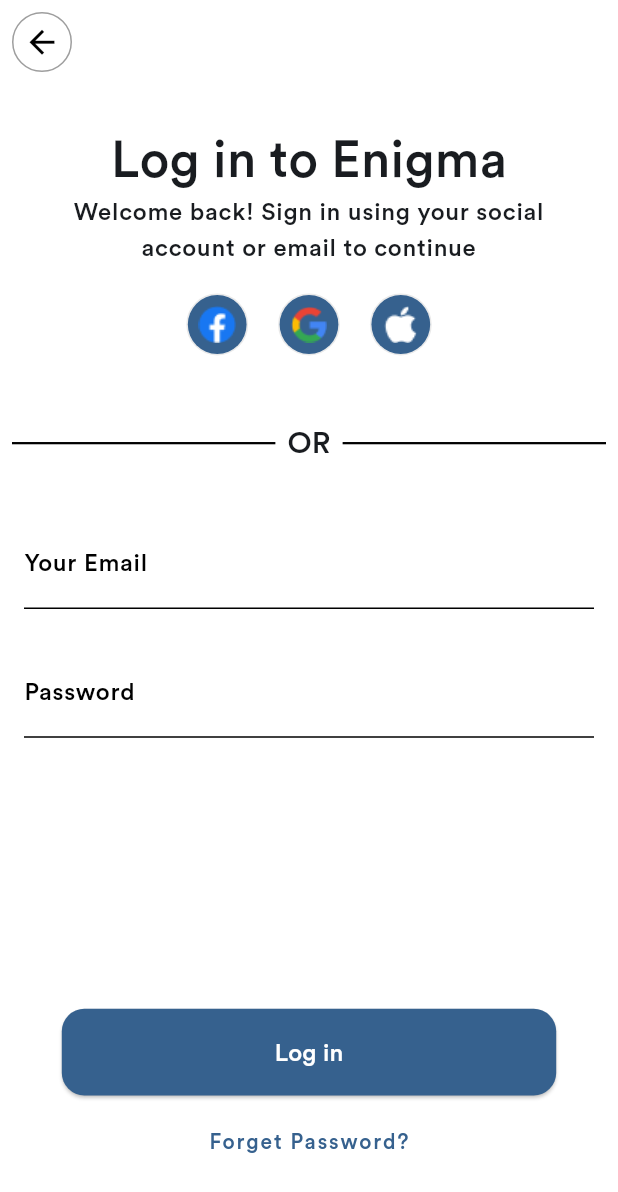
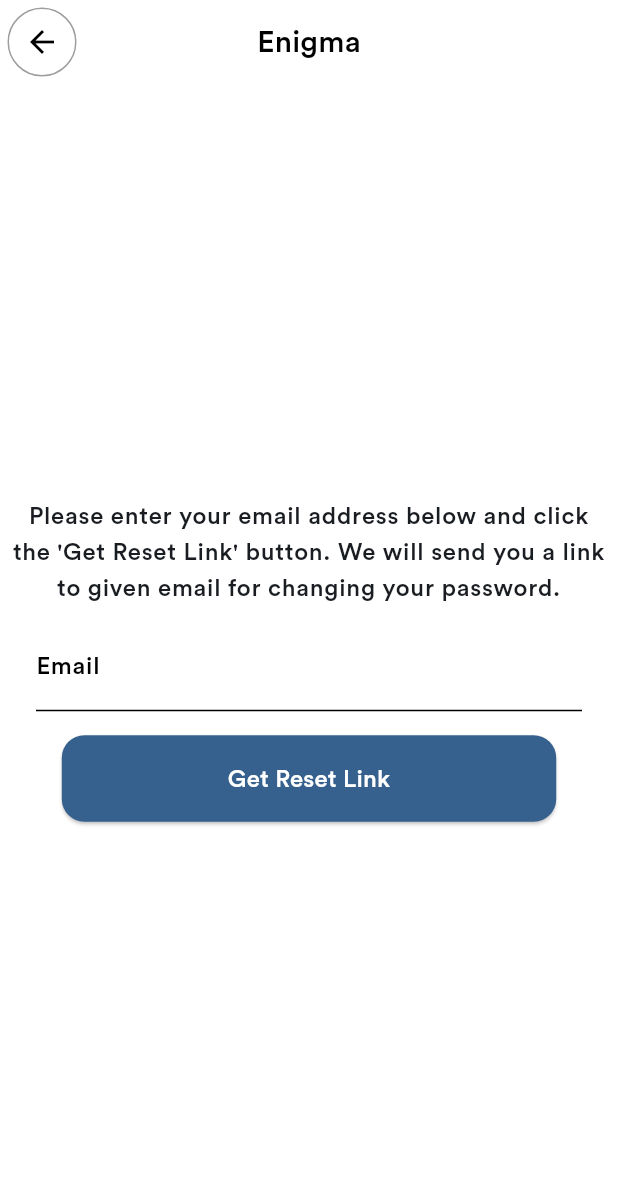
Before and after one commit to farhan-hasan/enigma, a Flutter app: the LoginScreen screen opened by its route, after a tap on "Forget Password?", on a phone screen of 412 x 824 dp. Shown: the top 1192 px of the screen. Run offline on Flutter 3.47's test engine with Material 3 defaults, Android fonts, the phone set to English and light mode, and no system bars; our stand-ins replace audioplayers, barcode_widget, bot_toast, cached_network_image, cloud_firestore, dartz and 16 more; missing offline and left inert: agora_rtc_engine, agora_uikit, flutter_barcode_scanner, flutter_callkit_incoming, google_mlkit_text_recognition, nfc_manager and 2 more; accounts and stored records are empty; project files that could hold a hidden picture were left out.

Commit message:
Local Notification, Forget Password Added, Chat room logic issue solved

```diff
--- a/lib/src/core/app/app.dart
+++ b/lib/src/core/app/app.dart
@@ -4,10 +4,10 @@ import 'package:enigma/src/core/styles/theme/app_theme.dart';
 import 'package:enigma/src/core/utils/logger/logger.dart';
 import 'package:flutter/material.dart';
 import 'package:flutter_riverpod/flutter_riverpod.dart';
+import 'package:go_router/go_router.dart';
 
 class App extends ConsumerStatefulWidget {
   const App({super.key});
-
   @override
   ConsumerState<App> createState() => _AppState();
 }
--- a/lib/src/core/network/remote/firebase/document_finder.dart
+++ b/lib/src/core/network/remote/firebase/document_finder.dart
@@ -13,7 +13,7 @@ class DocumentFinder {
     // debug(ref.docs.length);
     for (QueryDocumentSnapshot doc in ref.docs) {
       // debug(doc.id);
-      // if (doc.id == roomID) return true;
+      if (doc.id == roomID) return true;
     }
     return false;
   }
--- a/lib/src/core/notification/local_notification/local_notification_handler.dart
+++ b/lib/src/core/notification/local_notification/local_notification_handler.dart
@@ -31,7 +31,7 @@ class LocalNotificationHandler {
     }
   }
 
-  static showLocalNotification(String title, String body) {
+  static showLocalNotification({required String title, required String body}) {
     const AndroidNotificationDetails androidNotificationDetails =
         AndroidNotificationDetails('your channel id', 'your channel name',
             channelDescription: 'your channel description',
--- a/lib/src/core/notification/push_notification/push_notification_handler.dart
+++ b/lib/src/core/notification/push_notification/push_notification_handler.dart
@@ -1,6 +1,7 @@
 import 'dart:convert';
 
 import 'package:enigma/src/core/notification/local_notification/local_notification_handler.dart';
+import 'package:enigma/src/core/utils/logger/logger.dart';
 import 'package:enigma/src/features/voice_call/data/model/call_model.dart';
 import 'package:enigma/src/shared/data/model/push_body_model/push_body_model.dart';
 import 'package:firebase_core/firebase_core.dart';
@@ -45,8 +46,11 @@ class PushNotificationHandler {
 
     FirebaseMessaging.onMessage.listen((RemoteMessage message) {
       // // push notification while in foreground
+      debug(message.data);
       LocalNotificationHandler.showLocalNotification(
-          "Push notification", "This is description");
+        title: message.data['title'],
+        body: message.data['body'],
+      );
     });
     FirebaseMessaging.onMessageOpenedApp.listen(handleMessage);
   }
--- a/lib/src/core/router/router.dart
+++ b/lib/src/core/router/router.dart
@@ -3,6 +3,7 @@ import 'dart:io';
 import 'package:bot_toast/bot_toast.dart';
 import 'package:enigma/src/core/utils/logger/logger.dart';
 import 'package:enigma/src/features/auth/presentation/auth_screen/view/auth_screen.dart';
+import 'package:enigma/src/features/auth/presentation/forget_password/view/forgot_password_screen.dart';
 import 'package:enigma/src/features/auth/presentation/login/view/login_screen.dart';
 import 'package:enigma/src/features/auth/presentation/signup/view/signup_screen.dart';
 import 'package:enigma/src/features/chat/presentation/view/chat_screen.dart';
@@ -111,6 +112,12 @@ final goRouterProvider = Provider(
           },
         ),
         GoRoute(
+          path: ForgotPasswordScreen.route,
+          builder: (context, state) {
+            return ForgotPasswordScreen();
+          },
+        ),
+        GoRoute(
           path: ChatScreen.route,
           builder: (context, state) {
             // debug("path parameter : ${state.pathParameters}");
--- a/lib/src/core/utils/validators/validator.dart
+++ b/lib/src/core/utils/validators/validator.dart
@@ -2,7 +2,7 @@ class Validators {
   static final emailRegex =
       RegExp(r'^[a-zA-Z0-9._%+-]+@[a-zA-Z0-9.-]+\.[a-zA-Z]{2,}$');
   static final passwordRegex =
-      RegExp(r'^(?=.*[a-z])(?=.*[A-Z])[a-zA-Z0-9]{6,}$');
+      RegExp(r'^(?=.*[a-z])(?=.*[A-Z])(?=.*[0-9])[a-zA-Z0-9~@#$%^&*()_+:"|}{<>?|/]{6,}$');
 
   static String? emailValidator(String? email) {
     if (email!.isEmpty) {
--- a/lib/src/features/auth/data/data_source/remote/auth_remote_data_source.dart
+++ b/lib/src/features/auth/data/data_source/remote/auth_remote_data_source.dart
@@ -182,7 +182,7 @@ class AuthRemoteDataSource {
       {required String email}) async {
     try {
       await FirebaseHandler.auth.sendPasswordResetEmail(email: email);
-      return Right(Success(message: 'Password reset email sent successfully.'));
+      return Right(Success(message: 'Password reset email sent successfully to $email.'));
     } on FirebaseAuthException catch (e) {
       switch (e.code) {
         case 'invalid-email':
--- a/lib/src/features/auth/presentation/components/custom_form_field.dart
+++ b/lib/src/features/auth/presentation/components/custom_form_field.dart
@@ -8,12 +8,15 @@ class CustomFormField extends StatelessWidget {
     required this.labelText,
     required this.validator,
     this.obscureText = false,
+    this.helperText,
   });
 
   final TextEditingController controller;
   final String labelText;
   final bool obscureText;
   final FormFieldValidator<String> validator;
+  final String? helperText;
+
 
   @override
   Widget build(BuildContext context) {
@@ -25,6 +28,8 @@ class CustomFormField extends StatelessWidget {
           controller: controller,
           decoration: InputDecoration(
             labelText: labelText,
+            helperText: helperText,
+            // prefixIcon: IconButton(onPressed: onPressed, icon: icon),
             contentPadding: const EdgeInsets.symmetric(vertical: 10),
           ),
           obscureText: obscureText,
--- /dev/null
+++ b/lib/src/features/auth/presentation/forget_password/view/forgot_password_screen.dart
@@ -0,0 +1,75 @@
+import 'package:enigma/src/core/notification/push_notification/push_notification_handler.dart';
+import 'package:enigma/src/core/utils/validators/validator.dart';
+import 'package:enigma/src/features/auth/presentation/components/custom_elevated_button.dart';
+import 'package:enigma/src/features/auth/presentation/components/custom_form_field.dart';
+import 'package:enigma/src/features/auth/presentation/forget_password/view_model/forgot_password_controller.dart';
+import 'package:enigma/src/shared/widgets/shared_appbar.dart';
+import 'package:flutter/material.dart';
+import 'package:flutter_riverpod/flutter_riverpod.dart';
+import 'package:go_router/go_router.dart';
+
+class ForgotPasswordScreen extends ConsumerWidget {
+  ForgotPasswordScreen({super.key});
+
+  static String route = "/forget_password";
+
+  static get setRoute => "/forget_password";
+
+  final _formKey = GlobalKey<FormState>();
+
+  @override
+  Widget build(BuildContext context, WidgetRef ref) {
+    TextEditingController emailController = TextEditingController();
+    return Scaffold(
+      appBar: SharedAppbar(
+        title: Text("Enigma"),
+        leadingWidget: InkWell(
+          onTap: () => context.pop(),
+          child: Container(
+            margin: const EdgeInsets.symmetric(horizontal: 5),
+            decoration: BoxDecoration(
+              border: Border.all(color: Colors.grey),
+              shape: BoxShape.circle,
+            ),
+            child: const Icon(Icons.arrow_back),
+          ),
+        ),
+      ),
+      body: Padding(
+        padding: const EdgeInsets.all(8.0),
+        child: Form(
+          key: _formKey,
+          child: Column(
+            mainAxisAlignment: MainAxisAlignment.center,
+            children: [
+              Text(
+                "Please enter your email address below and click "
+                "the 'Get Reset Link' button. We will send you a "
+                "link to given email for changing your password.",
+                style: Theme.of(context).textTheme.bodyLarge,
+                textAlign: TextAlign.center,
+              ),
+              CustomFormField(
+                controller: emailController,
+                labelText: "Email",
+                validator: Validators.emailValidator,
+              ),
+              CustomElevatedButton(
+                buttonName: "Get Reset Link",
+                onPressed: () {
+                  if (_formKey.currentState!.validate()) {
+                    ref
+                        .read(forgotPasswordProvider.notifier)
+                        .sendPasswordResetEmail(
+                          email: emailController.text.trim(),
+                        );
+                  }
+                },
+              )
+            ],
+          ),
+        ),
+      ),
+    );
+  }
+}
--- /dev/null
+++ b/lib/src/features/auth/presentation/forget_password/view_model/forgot_password_controller.dart
@@ -0,0 +1,32 @@
+import 'package:bot_toast/bot_toast.dart';
+import 'package:dartz/dartz.dart';
+import 'package:enigma/src/core/network/responses/failure_response.dart';
+import 'package:enigma/src/core/network/responses/success_response.dart';
+import 'package:enigma/src/features/auth/domain/usecases/forgot_password_usecase.dart';
+import 'package:enigma/src/features/auth/presentation/forget_password/view_model/forgot_password_generic.dart';
+import 'package:enigma/src/shared/dependency_injection/dependency_injection.dart';
+import 'package:flutter_riverpod/flutter_riverpod.dart';
+
+final forgotPasswordProvider =
+    StateNotifierProvider<ForgotPasswordController, ForgotPasswordGeneric>(
+  (ref) => ForgotPasswordController(ref),
+);
+
+class ForgotPasswordController extends StateNotifier<ForgotPasswordGeneric> {
+  ForgotPasswordController(this.ref) : super(ForgotPasswordGeneric());
+  Ref ref;
+
+  ForgotPasswordUseCase forgotPasswordUseCase = sl.get<ForgotPasswordUseCase>();
+
+  void sendPasswordResetEmail({required String email}) async {
+    Either<Failure, Success> response = await forgotPasswordUseCase.call(email);
+    response.fold(
+      (left) {
+        return BotToast.showText(text: left.message);
+      },
+      (right) {
+        return BotToast.showText(text: right.message);
+      },
+    );
+  }
+}
--- /dev/null
+++ b/lib/src/features/auth/presentation/forget_password/view_model/forgot_password_generic.dart
@@ -0,0 +1 @@
+class ForgotPasswordGeneric{}
--- a/lib/src/features/auth/presentation/login/view/login_screen.dart
+++ b/lib/src/features/auth/presentation/login/view/login_screen.dart
@@ -1,4 +1,5 @@
 import 'package:enigma/src/core/database/local/shared_preference/shared_preference_manager.dart';
+import 'package:enigma/src/core/notification/push_notification/push_notification_handler.dart';
 import 'package:enigma/src/core/router/router.dart';
 import 'package:enigma/src/core/utils/constants/icons_path.dart';
 import 'package:enigma/src/core/utils/extension/context_extension.dart';
@@ -7,11 +8,13 @@ import 'package:enigma/src/features/auth/presentation/components/custom_elevated
 import 'package:enigma/src/features/auth/presentation/components/custom_form_field.dart';
 import 'package:enigma/src/features/auth/presentation/components/or_widget.dart';
 import 'package:enigma/src/features/auth/presentation/components/social_media_icon_button.dart';
+import 'package:enigma/src/features/auth/presentation/forget_password/view/forgot_password_screen.dart';
 import 'package:enigma/src/features/auth/presentation/login/view_model/login_controller.dart';
 import 'package:enigma/src/shared/dependency_injection/dependency_injection.dart';
 import 'package:enigma/src/shared/widgets/shared_appbar.dart';
 import 'package:flutter/material.dart';
 import 'package:flutter_riverpod/flutter_riverpod.dart';
+import 'package:go_router/go_router.dart';
 
 class LoginScreen extends ConsumerStatefulWidget {
   LoginScreen({super.key}) {}
@@ -116,7 +119,7 @@ class _LoginScreenState extends ConsumerState<LoginScreen> {
                 CustomFormField(
                   controller: passwordController,
                   labelText: "Password",
-                  obscureText: true,
+                  // obscureText: true,
                   validator: Validators.passwordValidator,
                 ),
                 SizedBox(height: context.height * 0.2),
@@ -136,7 +139,9 @@ class _LoginScreenState extends ConsumerState<LoginScreen> {
                 Padding(
                   padding: const EdgeInsets.all(8.0),
                   child: TextButton(
-                    onPressed: () {},
+                    onPressed: () {
+                      context.push(ForgotPasswordScreen.setRoute);
+                    },
                     child: const Text("Forget Password?"),
                   ),
                 )
--- a/lib/src/features/auth/presentation/signup/view/signup_screen.dart
+++ b/lib/src/features/auth/presentation/signup/view/signup_screen.dart
@@ -86,6 +86,8 @@ class SignupScreen extends ConsumerWidget {
                   controller: passwordController,
                   labelText: "Password",
                   validator: Validators.passwordValidator,
+                  helperText:
+                      "Password must contains uppercase, lowercase and digit. E.g. Enigma1",
                 ),
                 CustomFormField(
                   controller: confirmPasswordController,
@@ -132,10 +134,11 @@ class SignupScreen extends ConsumerWidget {
                                         textAlign: TextAlign.center,
                                       ),
                                     ],
-                                )),
+                                  ),
+                                ),
                                 actions: [
                                   TextButton(
-                                    child: const Text('Ok'),
+                                    child: const Text('OK'),
                                     onPressed: () async {
                                       ProfileEntity profileEntity =
                                           ProfileEntity(
--- a/lib/src/features/chat_request/presentation/view/friends_screen.dart
+++ b/lib/src/features/chat_request/presentation/view/friends_screen.dart
@@ -10,6 +10,7 @@ import 'package:enigma/src/shared/widgets/icon_button_with_dropdown.dart';
 import 'package:enigma/src/shared/widgets/shared_appbar.dart';
 import 'package:flutter/material.dart';
 import 'package:flutter_riverpod/flutter_riverpod.dart';
+import 'package:go_router/go_router.dart';
 
 class FriendsScreen extends ConsumerStatefulWidget {
   FriendsScreen({super.key, required this.data});
@@ -37,6 +38,7 @@ class _ChatRequestScreenState extends ConsumerState<FriendsScreen> {
   Future<void> init() async {
     ref.read(chatRequestProvider.notifier).fetchFriends();
   }
+
 
   @override
   Widget build(BuildContext context) {
--- a/lib/src/features/profile/presentation/view/profile_screen.dart
+++ b/lib/src/features/profile/presentation/view/profile_screen.dart
@@ -77,6 +77,10 @@ class _ProfileScreenState extends ConsumerState<ProfileScreen> {
                     height: 20,
                   ),
                   buildPhoneNumberSection(context, profileEntity),
+                  const SizedBox(
+                    height: 20,
+                  ),
+
                 ],
               )
             ],
--- a/lib/src/features/profile/presentation/view_model/controller/profile_controller.dart
+++ b/lib/src/features/profile/presentation/view_model/controller/profile_controller.dart
@@ -5,6 +5,7 @@ import 'package:enigma/src/core/network/remote/firebase/model/firebase_where_mod
 import 'package:enigma/src/core/network/responses/failure_response.dart';
 import 'package:enigma/src/core/router/router.dart';
 import 'package:enigma/src/features/auth/presentation/auth_screen/view/auth_screen.dart';
+import 'package:enigma/src/features/auth/presentation/login/view/login_screen.dart';
 import 'package:enigma/src/features/chat_request/presentation/view_model/chat_request_controller.dart';
 import 'package:enigma/src/features/profile/domain/dto/filter_dto.dart';
 import 'package:enigma/src/features/profile/domain/entity/profile_entity.dart';
@@ -43,7 +44,7 @@ class ProfileController extends StateNotifier<ProfileGeneric> {
       (right) {
         BotToast.showText(text: "Profile Created Successfully");
         isSuccess = true;
-        ref.read(goRouterProvider).go(AuthScreen.setRoute());
+        ref.read(goRouterProvider).go(LoginScreen.setRoute());
       },
     );
     return isSuccess;
--- a/lib/src/features/splash/presentation/view/splash_screen.dart
+++ b/lib/src/features/splash/presentation/view/splash_screen.dart
@@ -1,5 +1,5 @@
+
 import 'dart:async';
-
 import 'package:enigma/src/core/database/local/shared_preference/shared_preference_keys.dart';
 import 'package:enigma/src/core/database/local/shared_preference/shared_preference_manager.dart';
 import 'package:enigma/src/core/router/router.dart';
@@ -8,6 +8,7 @@ import 'package:enigma/src/features/message/presentation/view/message_screen.dar
 import 'package:enigma/src/shared/dependency_injection/dependency_injection.dart';
 import 'package:flutter/material.dart';
 import 'package:flutter_riverpod/flutter_riverpod.dart';
+import 'package:go_router/go_router.dart';
 
 class SplashScreen extends ConsumerStatefulWidget {
   const SplashScreen({super.key});
```
Also changed, not shown: lib/src/features/auth/presentation/auth_screen/view/auth_screen.dart (+18 -9 lines), lib/src/shared/view/bottom_nav_screen.dart (+39 -4 lines). Lines whose indentation alone changed are shown as unchanged.
